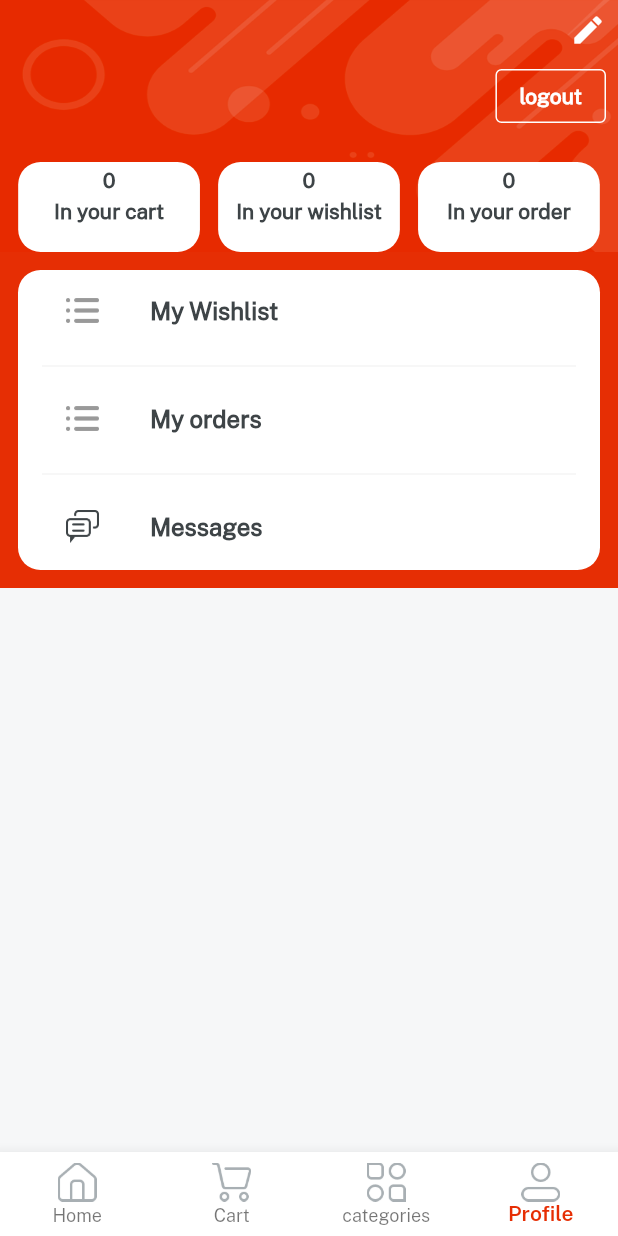
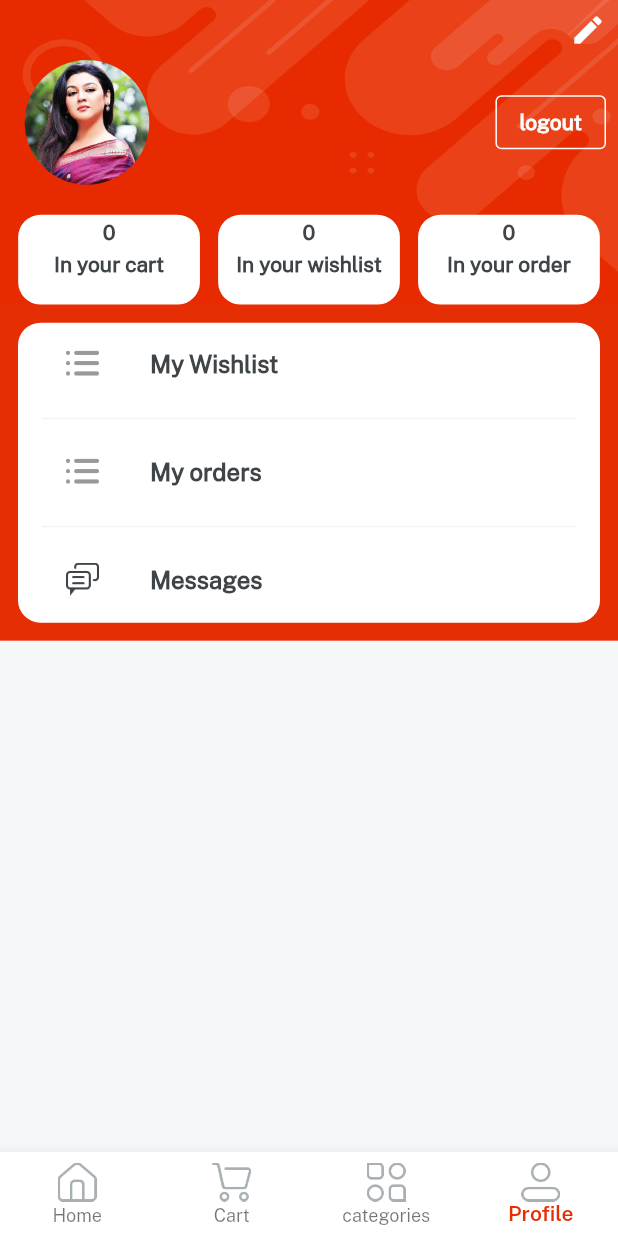
Before and after one commit to arghya-patra/eshopping_app, a Flutter app: the screen it shows once a user with an empty profile is signed in, item 4 of the bottom bar chosen, on a phone screen of 412 x 824 dp. Run offline on Flutter 3.47's test engine with Material 2 defaults, Android fonts, the phone set to English and light mode, and no system bars; our stand-ins replace cloud_firestore, firebase_auth, firebase_core, firebase_storage, get, image_picker and 1 more; accounts and stored records are empty.

Commit message:
Bug fixes

```diff
--- a/lib/controllers/home_controller.dart
+++ b/lib/controllers/home_controller.dart
@@ -13,15 +13,23 @@ class HomeController extends GetxController {
   var username = '';
   var searchController = TextEditingController();
   getUsername() async {
+    print("*****************");
+    print(currentUser!.uid);
+
+    print("*****************");
+
     var n = await firestore
         .collection(userCollection)
         .where('id', isEqualTo: currentUser!.uid)
         .get()
         .then((value) {
       if (value.docs.isNotEmpty) {
+        print(value.docs.single['name']);
+        username = value.docs.single['name'];
+
         return value.docs.single['name'];
       }
     });
-    username = n;
+    //  username = n;
   }
 }
--- a/lib/views/homeScreen/home_screen.dart
+++ b/lib/views/homeScreen/home_screen.dart
@@ -29,13 +29,13 @@ class HomeScreen extends StatelessWidget {
         child: SafeArea(
             child: Column(
           children: [
-            Container(
-              color: redColor,
-              height: 20,
-              width: 20,
-            ).box.make().onTap(() {
-              auth.signOut();
-            }),
+            // Container(
+            //   color: redColor,
+            //   height: 20,
+            //   width: 20,
+            // ).box.make().onTap(() {
+            //   auth.signOut();
+            // }),
             Container(
               alignment: Alignment.center,
               color: lightGrey,
--- a/lib/views/profile_screen/profile_screen.dart
+++ b/lib/views/profile_screen/profile_screen.dart
@@ -59,17 +59,17 @@ class ProfileScreen extends StatelessWidget {
                         padding: const EdgeInsets.symmetric(horizontal: 8),
                         child: Row(
                           children: [
-                            // data["imageUrl"] == ''
-                            //     ? Image.asset(
-                            //         imgProfile2,
-                            //         width: 100,
-                            //         fit: BoxFit.cover,
-                            //       ).box.roundedFull.clip(Clip.antiAlias).make()
-                            //     : Image.network(
-                            //         data["imageUrl"],
-                            //         width: 100,
-                            //         fit: BoxFit.cover,
-                            //       ).box.roundedFull.clip(Clip.antiAlias).make(),
+                            data["imgUrl"] == ''
+                                ? Image.asset(
+                                    imgProfile2,
+                                    width: 100,
+                                    fit: BoxFit.cover,
+                                  ).box.roundedFull.clip(Clip.antiAlias).make()
+                                : Image.network(
+                                    data["imageUrl"],
+                                    width: 100,
+                                    fit: BoxFit.cover,
+                                  ).box.roundedFull.clip(Clip.antiAlias).make(),
                             10.widthBox,
                             Expanded(
                                 child: Column(
```
